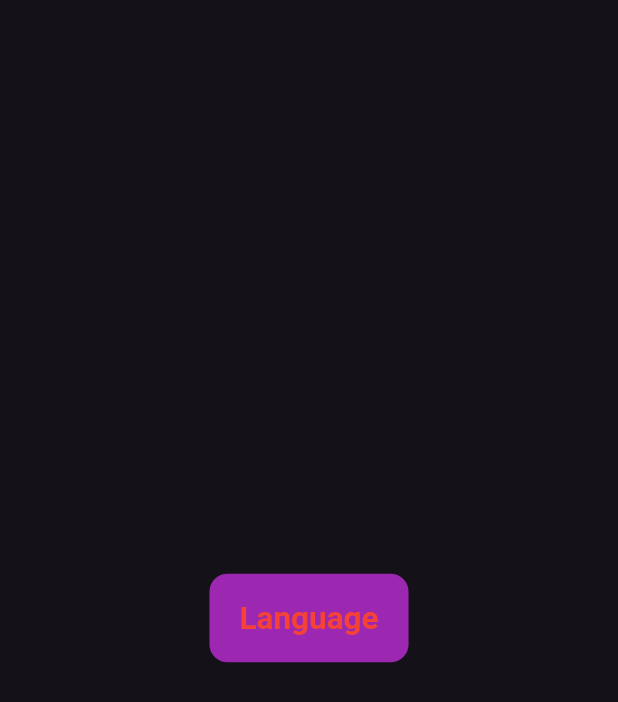
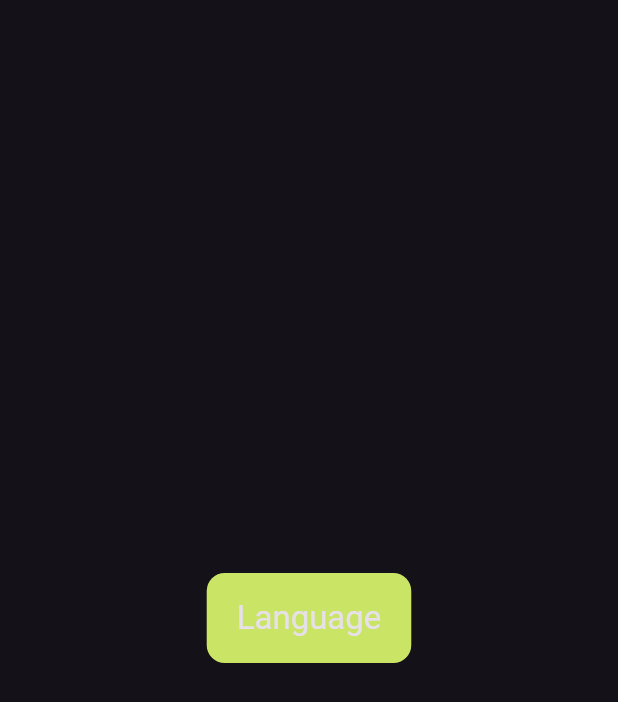
Before and after one commit to HamiiidAsgarian/flutter-showcase, a Flutter app: the screen it shows after launch, on a phone screen of 412 x 824 dp. Shown: the top 702 px of the screen. Run offline on Flutter 3.47's test engine with Material 3 defaults, Android fonts, the light colour scheme and no system bars; our stand-ins replace flutter_screenutil.

Commit message:
Add constants and theme

```diff
--- /dev/null
+++ b/lib/core/constants/app_colors.dart
@@ -0,0 +1,10 @@
+import 'package:flutter/material.dart';
+
+sealed class AppColors {
+  static const primary500 = Color.fromARGB(255, 202, 228, 101);
+
+  static const mainBlack = Color.fromARGB(255, 41, 41, 41);
+
+  static const green1 = Color.fromARGB(255, 129, 255, 4);
+  static const purple1 = Color.fromARGB(255, 171, 4, 255);
+}
--- /dev/null
+++ b/lib/core/constants/assets.dart
@@ -0,0 +1,4 @@
+class Assets {
+  Assets._();
+  static const String avenir = 'Avenir';
+}
--- a/lib/core/theme/text_theme.dart
+++ b/lib/core/theme/text_theme.dart
@@ -1,21 +1,15 @@
+// ignore_for_file: public_member_api_docs, sort_constructors_first
 import 'package:flutter/material.dart';
+import 'package:flutter_showcase/core/constants/app_text_styles.dart';
 
 class AppTextTheme {
   AppTextTheme._();
 
   static TextTheme lightTextTheme = TextTheme(
-    titleLarge: const TextStyle().copyWith(
-      fontSize: 32,
-      fontWeight: FontWeight.bold,
-      color: Colors.black,
-    ),
+    headlineLarge: AppTextStyles.h3,
+    // titleMedium: AppTextStyles.h2,
+    // titleSmall: AppTextStyles.h1,
   );
 
-  static TextTheme darkTextTheme = TextTheme(
-    titleLarge: const TextStyle().copyWith(
-      fontSize: 21,
-      fontWeight: FontWeight.bold,
-      color: Colors.red,
-    ),
-  );
+  static TextTheme darkTextTheme = TextTheme(headlineLarge: AppTextStyles.h3);
 }
--- a/lib/core/theme/theme.dart
+++ b/lib/core/theme/theme.dart
@@ -1,4 +1,5 @@
 import 'package:flutter/material.dart';
+import 'package:flutter_showcase/core/constants/app_colors.dart';
 import 'package:flutter_showcase/core/theme/text_theme.dart';
 
 class AppThemeData {
@@ -8,7 +9,8 @@ class AppThemeData {
     useMaterial3: true,
     //fontFamily: 'Popins',
     brightness: Brightness.light,
-    primaryColor: Colors.amber,
+    primaryColor: AppColors.primary500,
+
     textTheme: AppTextTheme.lightTextTheme,
   );
 
@@ -16,7 +18,7 @@ class AppThemeData {
     useMaterial3: true,
     //fontFamily: 'Popins',
     brightness: Brightness.dark,
-    primaryColor: Colors.purple,
+    primaryColor: AppColors.primary500,
     textTheme: AppTextTheme.darkTextTheme,
   );
 }
```
Also changed, not shown: lib/core/constants/app_sizes.dart (added, +11 -0 lines), lib/core/constants/app_text_styles.dart (added, +51 -0 lines), lib/core/utils/text_style_adaptor.dart (added, +21 -0 lines).
